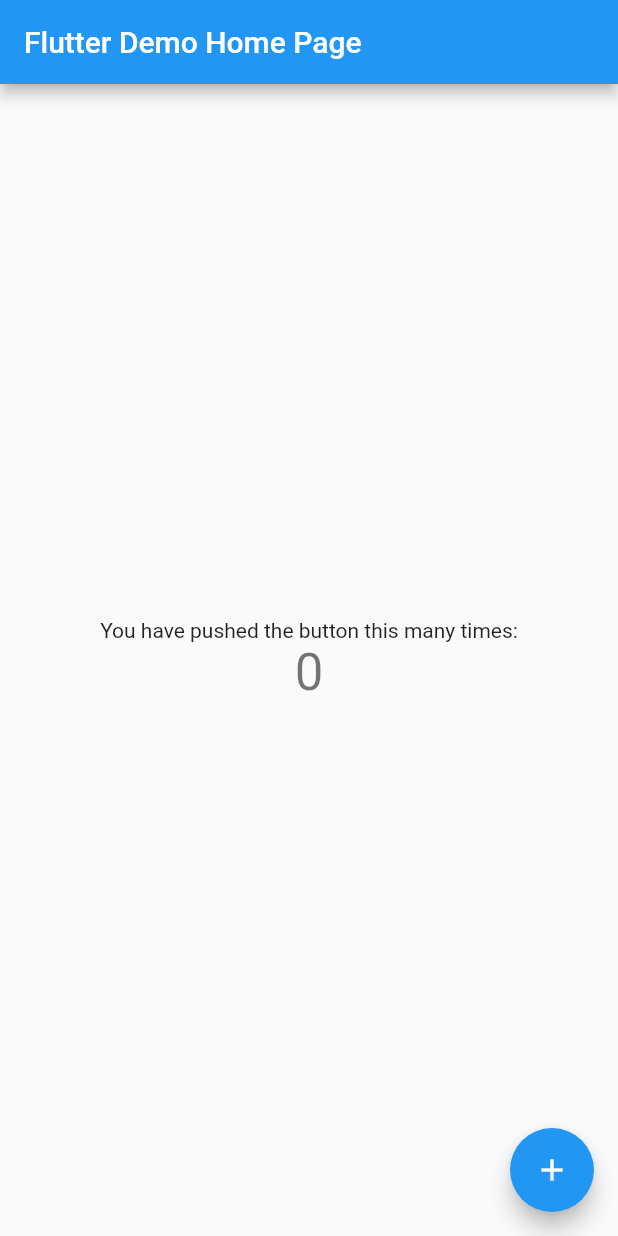
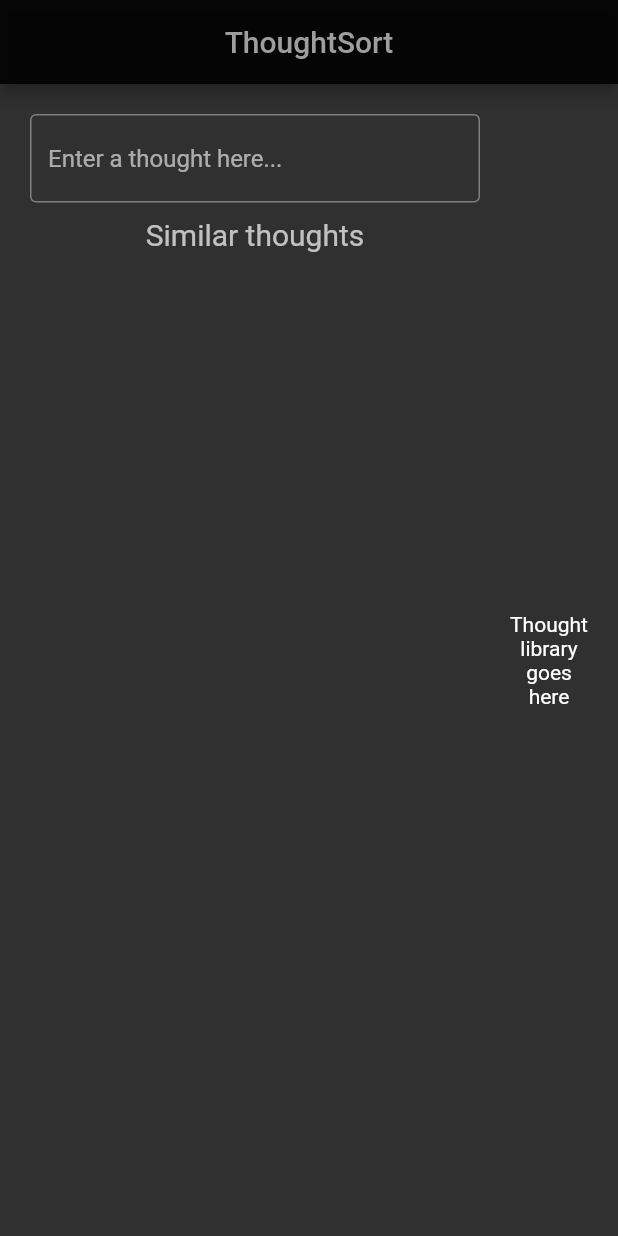
Before and after one commit to jacob-myers/ThoughtSort, a Flutter app: the screen it shows after launch, on a phone screen of 412 x 824 dp. Run offline on Flutter 3.47's test engine with Material 2 defaults, Android fonts, the phone set to English and light mode, and no system bars; missing offline and left inert: window_size.

Commit message:
Creating some structure for the page. Initializing many of the necessary files (many are skeleton or blank). Creating widgets for 3 main sections: 	Thought Entry: TextField for entering a thought. 	Similar Thoughts: 'Search Results' based on text in Thought Entry. 	Thought Library: To the right of previous two, contains all previous thoughts. Creating styles file and some necessary styles. Adding an external library to pubspec.yaml for displaying custom Window title. Moving home page structure to its own file home.dart from main.dart.

```diff
--- a/lib/main.dart
+++ b/lib/main.dart
@@ -1,4 +1,6 @@
 import 'package:flutter/material.dart';
+import 'styles.dart';
+import 'pages/home.dart';
 import 'trie.dart';
 
 void main() {
@@ -13,104 +15,15 @@ class MyApp extends StatelessWidget {
   Widget build(BuildContext context) {
     return MaterialApp(
       title: 'Flutter Demo',
+
+      // Pulls styling from styles.dart.
       theme: ThemeData(
-        // This is the theme of your application.
-        //
-        // Try running your application with "flutter run". You'll see the
-        // application has a blue toolbar. Then, without quitting the app, try
-        // changing the primarySwatch below to Colors.green and then invoke
-        // "hot reload" (press "r" in the console where you ran "flutter run",
-        // or simply save your changes to "hot reload" in a Flutter IDE).
-        // Notice that the counter didn't reset back to zero; the application
-        // is not restarted.
-        primarySwatch: Colors.blue,
+        primarySwatch: Colors.grey,
+        colorScheme: CustomStyle.pageScheme,
+        appBarTheme: CustomStyle.appBarTheme,
       ),
-      home: const MyHomePage(title: 'Flutter Demo Home Page'),
+
+      home: const ThoughtSortHome(title: 'ThoughtSort'),
     );
   }
 }
-
-class MyHomePage extends StatefulWidget {
-  const MyHomePage({super.key, required this.title});
-
-  // This widget is the home page of your application. It is stateful, meaning
-  // that it has a State object (defined below) that contains fields that affect
-  // how it looks.
-
-  // This class is the configuration for the state. It holds the values (in this
-  // case the title) provided by the parent (in this case the App widget) and
-  // used by the build method of the State. Fields in a Widget subclass are
-  // always marked "final".
-
-  final String title;
-
-  @override
-  State<MyHomePage> createState() => _MyHomePageState();
-}
-
-class _MyHomePageState extends State<MyHomePage> {
-  int _counter = 0;
-
-  void _incrementCounter() {
-    setState(() {
-      // This call to setState tells the Flutter framework that something has
-      // changed in this State, which causes it to rerun the build method below
-      // so that the display can reflect the updated values. If we changed
-      // _counter without calling setState(), then the build method would not be
-      // called again, and so nothing would appear to happen.
-      _counter++;
-    });
-  }
-
-  @override
-  Widget build(BuildContext context) {
-    // This method is rerun every time setState is called, for instance as done
-    // by the _incrementCounter method above.
-    //
-    // The Flutter framework has been optimized to make rerunning build methods
-    // fast, so that you can just rebuild anything that needs updating rather
-    // than having to individually change instances of widgets.
-    return Scaffold(
-      appBar: AppBar(
-        // Here we take the value from the MyHomePage object that was created by
-        // the App.build method, and use it to set our appbar title.
-        title: Text(widget.title),
-      ),
-      body: Center(
-        // Center is a layout widget. It takes a single child and positions it
-        // in the middle of the parent.
-        child: Column(
-          // Column is also a layout widget. It takes a list of children and
-          // arranges them vertically. By default, it sizes itself to fit its
-          // children horizontally, and tries to be as tall as its parent.
-          //
-          // Invoke "debug painting" (press "p" in the console, choose the
-          // "Toggle Debug Paint" action from the Flutter Inspector in Android
-          // Studio, or the "Toggle Debug Paint" command in Visual Studio Code)
-          // to see the wireframe for each widget.
-          //
-          // Column has various properties to control how it sizes itself and
-          // how it positions its children. Here we use mainAxisAlignment to
-          // center the children vertically; the main axis here is the vertical
-          // axis because Columns are vertical (the cross axis would be
-          // horizontal).
-          mainAxisAlignment: MainAxisAlignment.center,
-          children: <Widget>[
-            const Text(
-              'You have pushed the button this many times:',
-            ),
-            Text(
-              '$_counter',
-              style: Theme.of(context).textTheme.headline4,
-            ),
-          ],
-        ),
-      ),
-      floatingActionButton: FloatingActionButton(
-        onPressed: _incrementCounter,
-        tooltip: 'Increment',
-        child: const Icon(Icons.add),
-      ), // This trailing comma makes auto-formatting nicer for build methods.
-    );
-  }
-}
--- /dev/null
+++ b/lib/pages/home.dart
@@ -0,0 +1,80 @@
+import 'package:flutter/material.dart';
+import 'package:window_size/window_size.dart';
+
+// Widgets.
+import 'package:thought_sort/widgets/thought_entry.dart';
+import 'package:thought_sort/widgets/similar_thoughts.dart';
+
+// Styles.
+import 'package:thought_sort/styles.dart';
+
+class ThoughtSortHome extends StatefulWidget {
+  const ThoughtSortHome({super.key, required this.title});
+
+  final String title;
+  // Width of the entry column (in px).
+  final double thoughtEntryWidth = 300.0;
+
+  @override
+  State<ThoughtSortHome> createState() => _ThoughtSortHome();
+}
+
+class _ThoughtSortHome extends State<ThoughtSortHome> {
+
+  void _incrementCounter() {
+    setState(() {
+      // This call to setState tells the Flutter framework that something has
+      // changed in this State, which causes it to rerun the build method.
+    });
+  }
+
+  @override
+  Widget build(BuildContext context) {
+    // This method is rerun every time setState is called.
+
+    //Sets the window title.
+    setWindowTitle(widget.title);
+
+    return Scaffold(
+      appBar: AppBar(
+        centerTitle: true,
+        title: Text(widget.title),
+
+      ),
+      body: Padding(
+        padding: EdgeInsets.all(20.0),
+        child: Row(
+          children: [
+            // Column contains thought entry and similar thoughts.
+
+            SizedBox(
+              width: widget.thoughtEntryWidth,
+              child: Column(
+                children: [
+                  // Widget for text entry.
+                  ThoughtEntry(),
+
+                  // Separator
+                  SizedBox(height: 10),
+
+                  // Widget for similar thoughts section.
+                  SimilarThoughts(),
+                ],
+              ),
+            ),
+
+            // 20px of space between thought entry/similar thoughts and thought library.
+            SizedBox(width: 20),
+
+            Expanded(
+              child: Text(
+                'Thought library goes here',
+                textAlign: TextAlign.center,
+              ),
+            ),
+          ],
+        ),
+      )
+    );
+  }
+}
--- /dev/null
+++ b/lib/styles.dart
@@ -0,0 +1,30 @@
+import 'package:flutter/material.dart';
+
+class CustomStyle {
+
+  static ColorScheme pageScheme = ColorScheme(
+    primary: Colors.grey,
+    secondary: Colors.black87,
+    brightness: Brightness.dark,
+    onPrimary: Colors.white70,
+    onSecondary: Colors.white70,
+    error: Colors.red.shade800,
+    onError: Colors.white70,
+    background: Colors.red,
+    onBackground: Colors.white70,
+    surface: Colors.black38,
+    onSurface: Colors.white70,
+  );
+
+  static AppBarTheme appBarTheme = AppBarTheme(
+    foregroundColor: pageScheme.primary,
+    backgroundColor: pageScheme.secondary,
+  );
+
+  static TextStyle headers = TextStyle(
+    fontSize: 20,
+    color: pageScheme.onPrimary,
+  );
+
+
+}
--- /dev/null
+++ b/lib/widgets/similar_thoughts.dart
@@ -0,0 +1,21 @@
+import 'package:flutter/material.dart';
+import 'package:thought_sort/styles.dart';
+
+// Widget used below thought entry to display similar thoughts.
+// Likely use the GridView or Listview class.
+class SimilarThoughts extends StatefulWidget {
+  const SimilarThoughts({super.key});
+
+  @override
+  State<SimilarThoughts> createState() => _SimilarThoughts();
+}
+
+class _SimilarThoughts extends State<SimilarThoughts> {
+  @override
+  Widget build(BuildContext context) {
+    return Text(
+        'Similar thoughts',
+        style: CustomStyle.headers
+    );
+  }
+}
--- /dev/null
+++ b/lib/widgets/thought_card.dart
@@ -0,0 +1 @@
+// Widget that uses the Card class to display a thought.
--- /dev/null
+++ b/lib/widgets/thought_entry.dart
@@ -0,0 +1,44 @@
+import 'package:flutter/material.dart';
+
+// Widget allows user to enter their thoughts and add to thought library.
+class ThoughtEntry extends StatefulWidget {
+  const ThoughtEntry({super.key});
+
+  @override
+  State<ThoughtEntry> createState() => _ThoughtEntry();
+}
+
+class _ThoughtEntry extends State<ThoughtEntry> {
+  final textFieldController = TextEditingController();
+
+  @override
+  Widget build(BuildContext context) {
+    return Column(
+
+      mainAxisAlignment: MainAxisAlignment.center,
+      children: <Widget>[
+        TextField(
+          //For controlling contents of the TextField.
+          controller: textFieldController,
+
+          // Allows multiline, but when enter is pressed, calls onSubmitted still.
+          keyboardType: TextInputType.text,
+          textInputAction: TextInputAction.done,
+          maxLines: null,
+
+          // Styling.
+          decoration: const InputDecoration(
+            border: OutlineInputBorder(),
+            hintText: 'Enter a thought here...',
+          ),
+
+          // When Enter is pressed.
+          onSubmitted: (String value) {
+            // Clears the TextField.
+            textFieldController.clear();
+          },
+        ),
+      ],
+    );
+  }
+}
--- /dev/null
+++ b/lib/widgets/thought_library.dart
@@ -0,0 +1,2 @@
+// The list of all thoughts, appears to the right of thought entry and similar thoughts.
+// Likely use the GridView or Listview class.
--- a/pubspec.yaml
+++ b/pubspec.yaml
@@ -36,6 +36,12 @@ dependencies:
   # The following adds the Cupertino Icons font to your application.
   # Use with the CupertinoIcons class for iOS style icons.
   cupertino_icons: ^1.0.2
+
+  window_size:
+    git:
+      url: https://github.com/google/flutter-desktop-embedding.git
+      path: plugins/window_size
+      ref: fd519be1e8398c6b6c2062c2447bac960a71bc02
 
 dev_dependencies:
   flutter_test:
```
Also changed, not shown: pubspec.lock, 5 other files.
